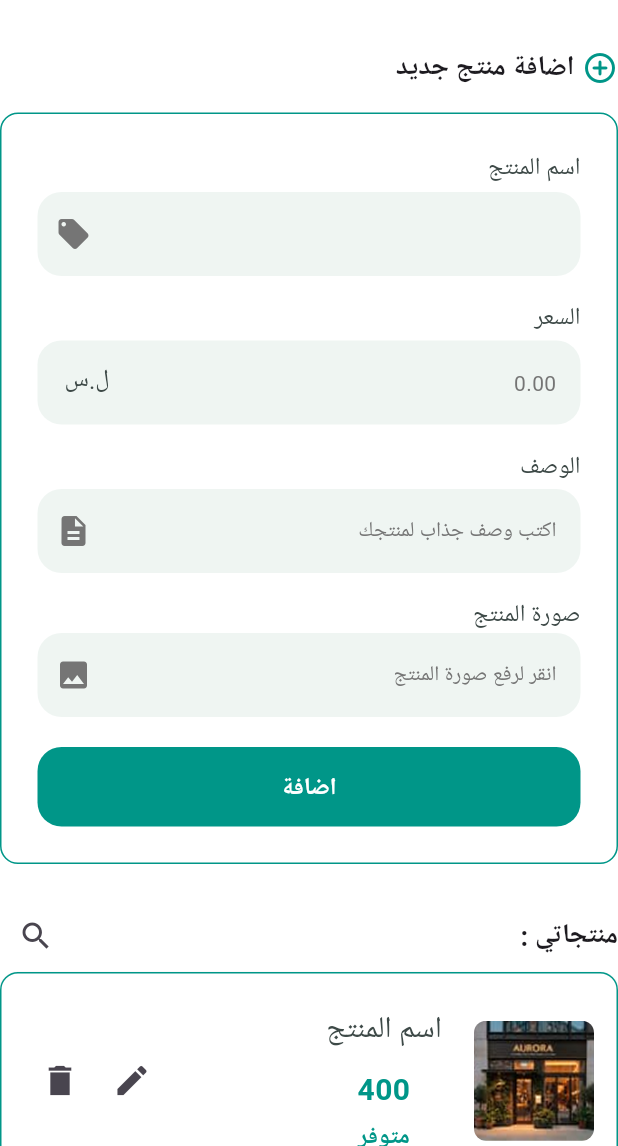
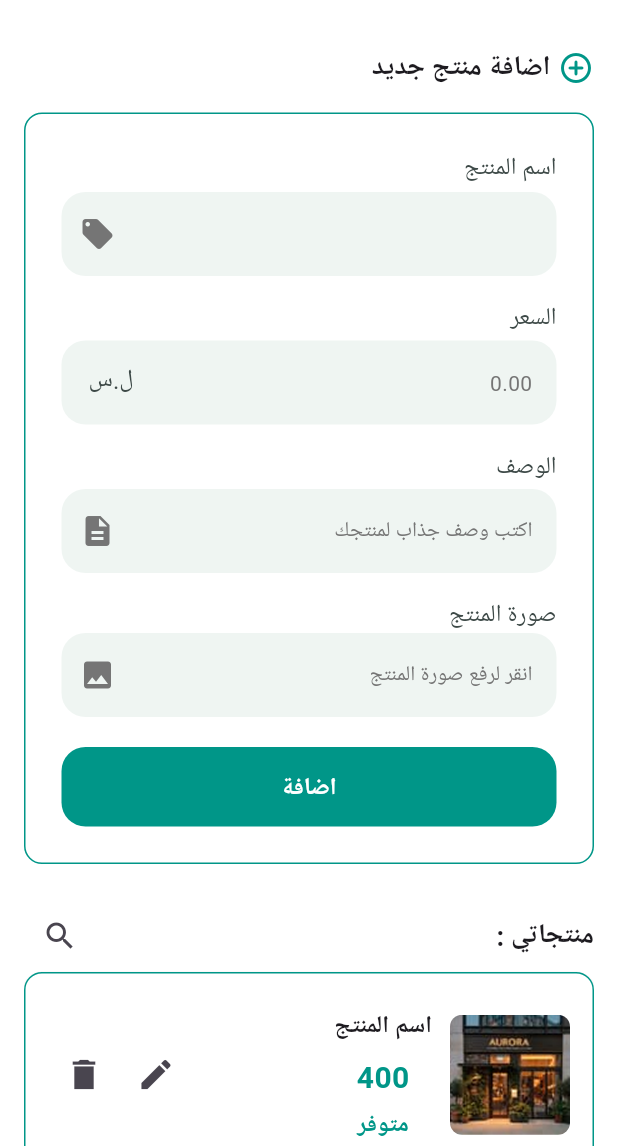
Before and after one commit to Omar-developer533/dullany, a Flutter app: the StoreManagementView screen opened by its route, on a phone screen of 412 x 824 dp, the part 90-1236 px from its top. Run offline on Flutter 3.47's test engine with Material 3 defaults, Android fonts, the phone set to English and light mode, and no system bars; our stand-ins replace bloc, dartz, easy_localization, firebase_auth, firebase_core, flutter_bloc and 2 more; accounts and stored records are empty.

Commit message:
refactor code

```diff
--- a/lib/features/control/presentation/views/stor_management_view.dart
+++ b/lib/features/control/presentation/views/stor_management_view.dart
@@ -20,7 +20,12 @@ class StoreManagementView extends StatelessWidget {
           title: 'Store Management',
           icon: Icons.arrow_forward,
         ),
-        body: SingleChildScrollView(
+        body: Padding(
+          padding: const EdgeInsets.symmetric(horizontal: 16),
+          child: CustomScrollView(
+            physics: BouncingScrollPhysics(),
+            slivers: [
+              SliverToBoxAdapter(
                 child: Column(
                   children: [
                     SizedBox(height: 32),
@@ -33,9 +38,18 @@ class StoreManagementView extends StatelessWidget {
                         IconButton(onPressed: () {}, icon: Icon(Icons.search)),
                       ],
                     ),
-              ControlProductCard(),
-              SizedBox(height: 15),
-              ControlProductCard(),
+                  ],
+                ),
+              ),
+              SliverList.builder(
+                itemCount: 10,
+                itemBuilder: (context, index) {
+                  return Padding(
+                    padding: const EdgeInsets.only(bottom: 16),
+                    child: ControlProductCard(),
+                  );
+                },
+              ),
             ],
           ),
         ),
--- a/lib/features/control/presentation/views/widgets/control_product_card.dart
+++ b/lib/features/control/presentation/views/widgets/control_product_card.dart
@@ -1,4 +1,3 @@
-
 import 'package:dullany/core/utls/app_colors.dart';
 import 'package:dullany/core/utls/app_images.dart';
 import 'package:dullany/core/utls/app_styles.dart';
@@ -33,17 +32,18 @@ class ControlProductCard extends StatelessWidget {
               ),
             ),
             SizedBox(width: 12),
-            Expanded(
-              child: Column(
+            Row(
+              children: [
+                Column(
                   mainAxisAlignment: MainAxisAlignment.start,
                   children: [
                     Text(
                       'اسم المنتج',
-                    style: AppStyles.style16Regular.copyWith(fontSize: 20),
-                    maxLines: 2,
+                      style: AppStyles.style16Bold,
+                      maxLines: 1,
                       overflow: TextOverflow.ellipsis,
                     ),
-                  SizedBox(height: 10),
+                    SizedBox(height: 8),
                     Text(
                       '400',
                       style: AppStyles.style16Bold.copyWith(
@@ -65,6 +65,7 @@ class ControlProductCard extends StatelessWidget {
                     ),
                   ],
                 ),
+              ],
             ),
             Spacer(),
             IconButton(onPressed: () {}, icon: Icon(Icons.edit, size: 26)),
@@ -76,8 +77,6 @@ class ControlProductCard extends StatelessWidget {
           ],
         ),
       ),
-
     );
-
   }
 }
```
Lines whose indentation alone changed are shown as unchanged.
